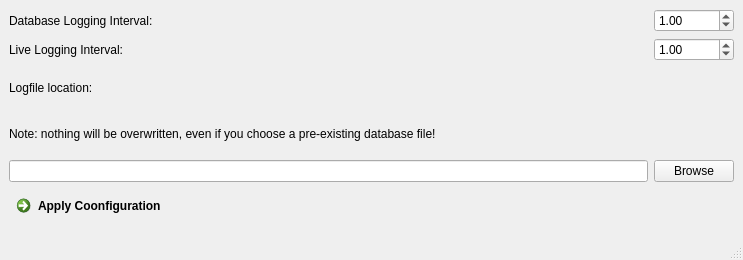
The window that CryostatGUI/loggingFunctionality/Logging_main.ui (Cryostat-GUI/Cryostat-GUI) describes before a commit, drawn with Qt 5.
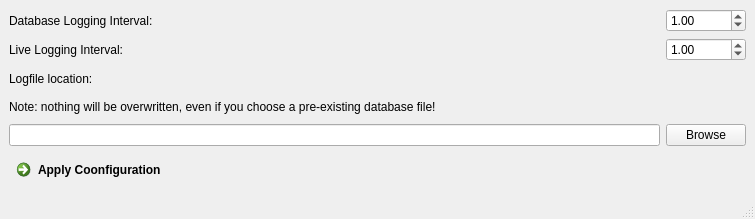
The same window after the commit.

Commit message: zmq DataStore update GUI

What changed in the file:
```diff
--- a/CryostatGUI/loggingFunctionality/Logging_main.ui
+++ b/CryostatGUI/loggingFunctionality/Logging_main.ui
@@ -6,8 +6,8 @@
    <rect>
     <x>0</x>
     <y>0</y>
-    <width>743</width>
-    <height>260</height>
+    <width>755</width>
+    <height>219</height>
    </rect>
   </property>
   <property name="windowTitle">
```
Left out of the diff: 4 changed lines with no effect on the pictures. The commit also changes 1 other file.
